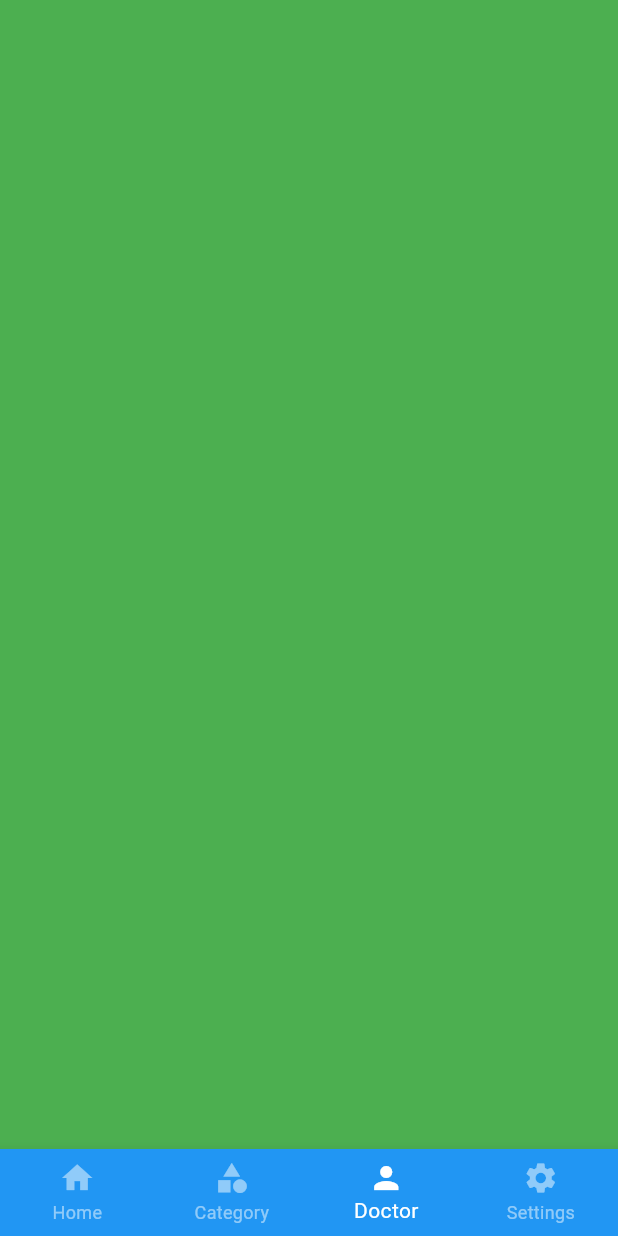
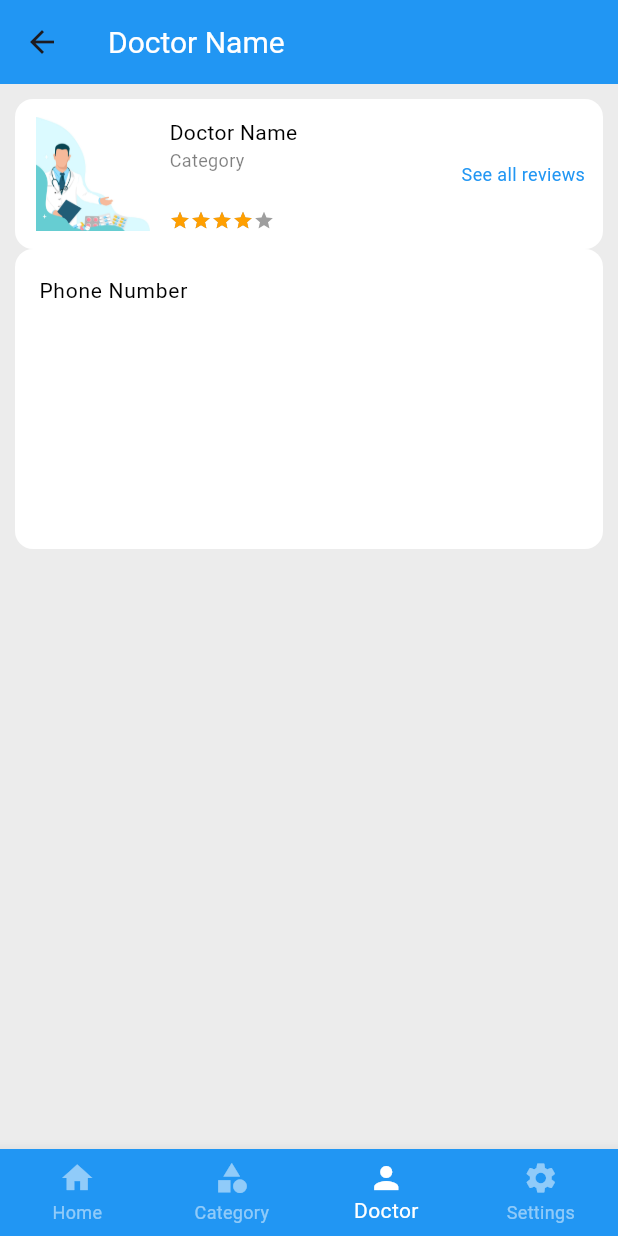
Before and after one commit to princedesai012/doctor, a Flutter app: the Home screen opened directly, item 3 of the bottom bar chosen, on a phone screen of 412 x 824 dp. Run offline on Flutter 3.47's test engine with Material 3 defaults, Android fonts, the phone set to English and light mode, and no system bars; drawn by our look-alikes of velocity_x; our stand-ins replace get; Roboto replaces fonts that are missing (nunito_bold).

Commit message:
UPDATE 13-14

```diff
--- a/lib/consts/strings.dart
+++ b/lib/consts/strings.dart
@@ -18,6 +18,7 @@
       search = "Search Doctor",
       login = "Login",
       signup = "Signup",
+      settings = "Settings",
       alreadyHaveAccount = "Already have an account?",
       dontHaveAccount = "Don't have an account?",
       body = "Body",
@@ -25,5 +26,8 @@
       lungs = "Lungs",
       liver = "Liver",
       heart = "Heart",
-      kidney = "Kidney";
+      kidney = "Kidney",
+      changePassword = "Change PassWord",
+      termsConditions = "Terms & Condition",
+      signout = "Sign Out";
 }
--- /dev/null
+++ b/lib/views/doctor_profile_view/doctor_profile_view.dart
@@ -0,0 +1,74 @@
+import 'package:doctor/consts/consts.dart';
+
+class DoctorProfileView extends StatelessWidget {
+  const DoctorProfileView({super.key});
+
+  @override
+  Widget build(BuildContext context) {
+    return Scaffold(
+      backgroundColor: AppColors.bgDarkColor,
+      appBar: AppBar(
+        backgroundColor: Colors.blue,
+        title: AppStyle.bold(title: "Doctor Name", color: AppColors.white, size: AppSizes.size20),
+      ),
+      body: Padding(
+        padding: const EdgeInsets.all(10.0),
+        child: Column(
+          children: [
+            Container(
+              padding: const EdgeInsets.all(12),
+              height: 100,
+                decoration: BoxDecoration(
+                  color: Colors.white,
+                  borderRadius: BorderRadius.circular(12),
+                ),
+              child: Row(
+                children: [
+                  CircleAvatar(
+                    radius: 40,
+                    child: Image.asset(AppAssets.icSignup),
+                  ),
+                  11.widthBox,
+                  Expanded(
+                    child: Column(
+                      crossAxisAlignment: CrossAxisAlignment.start,
+                      children: [
+                        AppStyle.bold(title: "Doctor Name", color: AppColors.textColor, size: AppSizes.size14),
+                        AppStyle.bold(
+                          title: "Category", color: AppColors.textColor.withOpacity(0.5), size: AppSizes.size12),
+                        const Spacer(),
+                        VxRating(
+                          selectionColor: AppColors.yellow6Color,
+                          onRatingUpdate: (value) {},
+                          maxRating: 5,
+                          count: 5,
+                          value: 4,
+                          stepInt: true,
+                        ),
+                      ],
+                    ),
+                  ),
+                  AppStyle.bold(title: "See all reviews", color: AppColors.blueColor, size: AppSizes.size12),
+                ],
+              ),
+            ),
+            Container(
+              height: 200,
+              decoration: BoxDecoration(
+                borderRadius: BorderRadius.circular(12),
+                color: AppColors.white,
+              ),
+              child: Column(
+                children: [
+                  ListTile(
+                    title: AppStyle.bold(title: "Phone Number"),
+                  )
+                ],
+              ),
+            ),
+          ],
+        ),
+      ),
+    );
+  }
+}
--- a/lib/views/home_view/home.dart
+++ b/lib/views/home_view/home.dart
@@ -1,5 +1,7 @@
 import 'package:doctor/consts/consts.dart';
+import 'package:doctor/views/doctor_profile_view/doctor_profile_view.dart';
 import 'package:doctor/views/home_view/home_view.dart';
+import 'package:doctor/views/settings_view/settings_view.dart';
 
 class Home extends StatefulWidget {
   const Home({super.key});
@@ -15,12 +17,8 @@
     Container(
         color: Colors.red,
     ),
-    Container(
-      color: Colors.green,
-    ),
-    Container(
-      color: Colors.blue,
-    ),
+    const DoctorProfileView(),
+    const SettingsView(),
   ];
   @override
   Widget build(BuildContext context) {
```
Also changed, not shown: lib/consts/lists.dart (+13 -0 lines), lib/views/home_view/home_view.dart (+8 -1 lines), lib/views/settings_view/settings_view.dart (added, +36 -0 lines).
